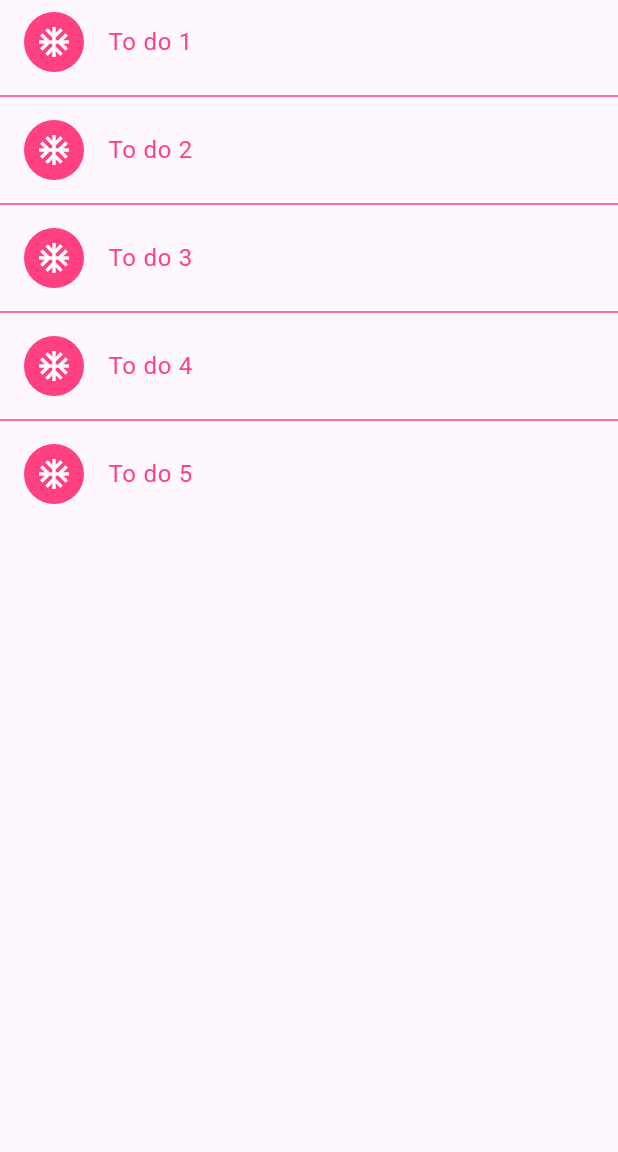
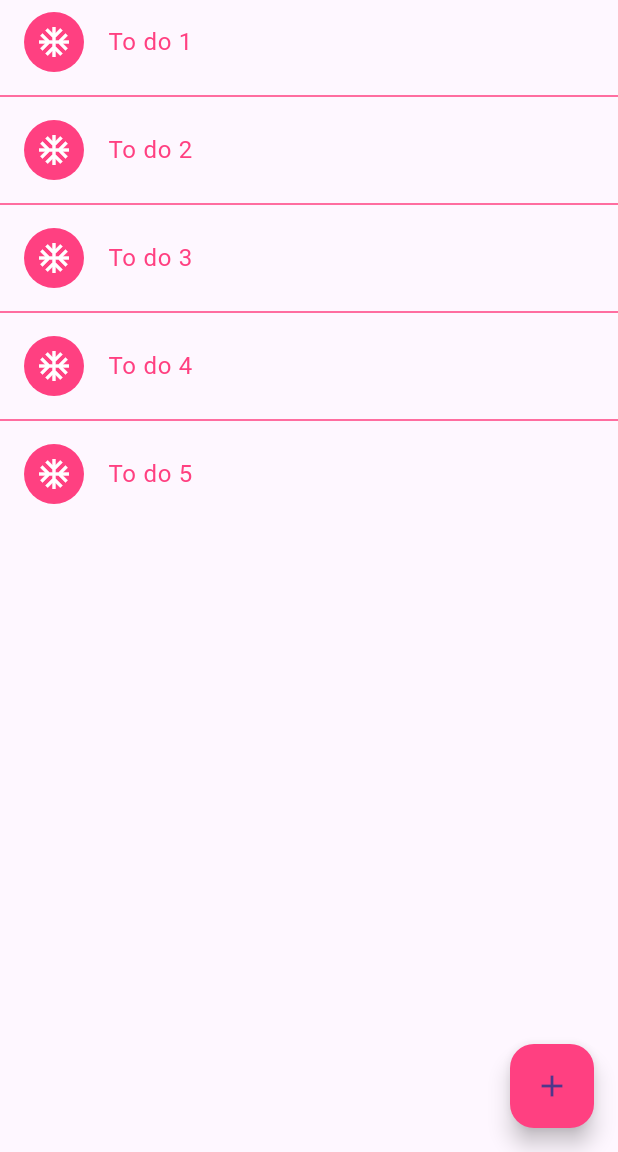
Before and after one commit to FelipeMatthew/trescon-learnings, a Flutter app: the screen it shows after launch, on a phone screen of 412 x 824 dp, the part 84-1236 px from its top. Run offline on Flutter 3.47's test engine with Material 3 defaults, Android fonts, the light colour scheme and no system bars.

Commit message:
Dynamic list finished

```diff
--- a/school_of_net/flutter/dynamic_list/lib/list_screen.dart
+++ b/school_of_net/flutter/dynamic_list/lib/list_screen.dart
@@ -1,3 +1,5 @@
+import 'dart:math';
+
 import 'package:flutter/material.dart';
 
 class ListScreen extends StatefulWidget {
@@ -8,6 +10,14 @@ class ListScreen extends StatefulWidget {
 }
 
 class _ListScreenState extends State<ListScreen> {
+
+  void _addToDo() {
+    setState(() {
+      int random = new Random().nextInt(100);
+      todo.add('Task $random');
+    });
+  }
+
   List<String> todo = [
     'To do 1',
     'To do 2',
@@ -32,7 +42,7 @@ class _ListScreenState extends State<ListScreen> {
         itemBuilder: (BuildContext context, index) {
           return ListTile(
             onTap: () {},
-            leading: CircleAvatar(
+            leading: const CircleAvatar(
               child: IconTheme(
               child: Icon(Icons.ac_unit),
               data: IconThemeData(
@@ -48,6 +58,11 @@ class _ListScreenState extends State<ListScreen> {
           );
         },
       ),
+      floatingActionButton: FloatingActionButton(
+        backgroundColor: Colors.pinkAccent,
+        child: Icon(Icons.add),
+        onPressed: _addToDo,
+      ),
     );
   }
 }
```
